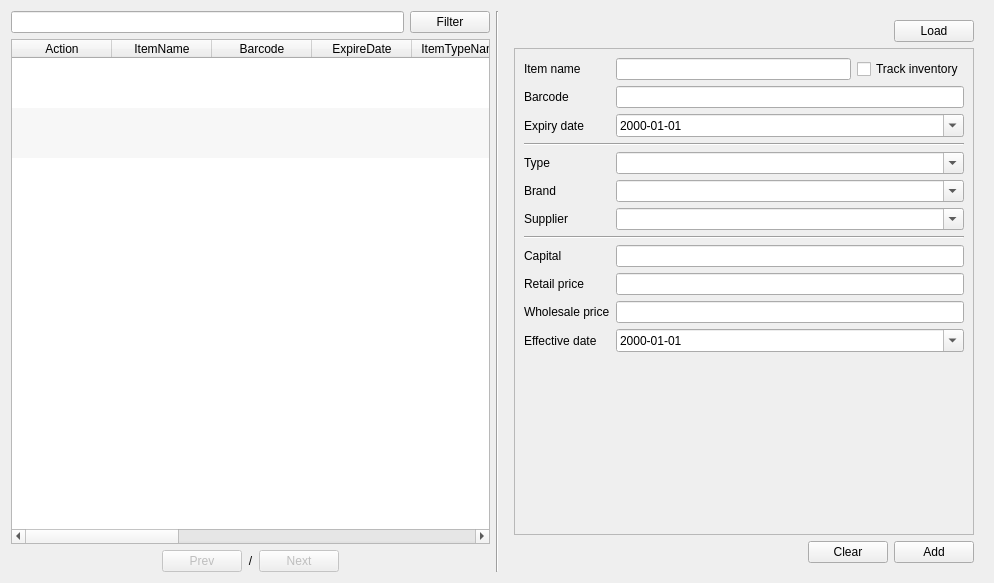
Old version of the form app/views/templates/generated/ManageProduct.ui in the repository rondalefloyd/mts-pos.
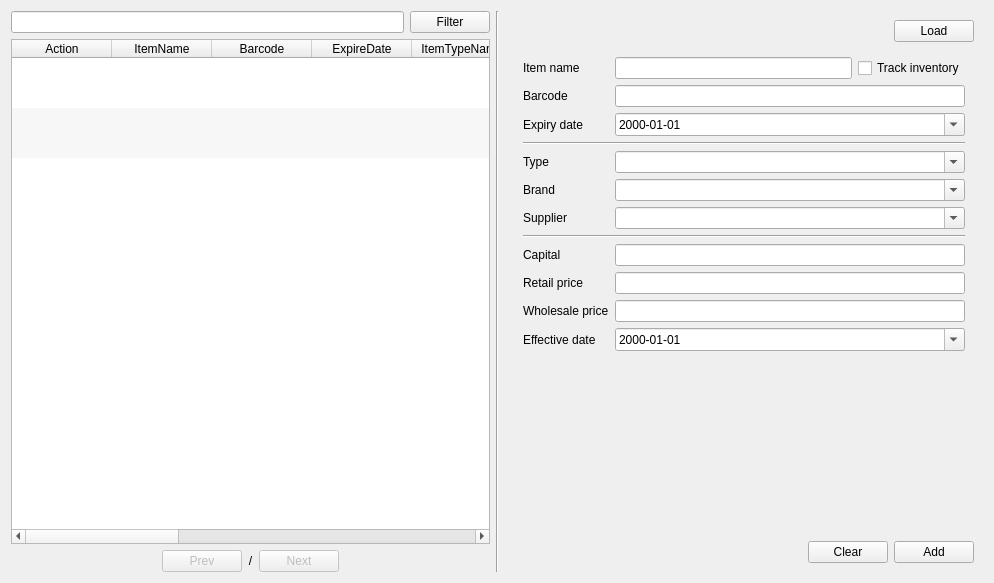
New version of the form.

Diff of the .ui file:
```diff
--- a/app/views/templates/generated/ManageProduct.ui
+++ b/app/views/templates/generated/ManageProduct.ui
@@ -236,6 +236,18 @@
       </size>
      </property>
      <layout class="QVBoxLayout" name="verticalLayout_2">
+      <property name="leftMargin">
+       <number>9</number>
+      </property>
+      <property name="topMargin">
+       <number>9</number>
+      </property>
+      <property name="rightMargin">
+       <number>9</number>
+      </property>
+      <property name="bottomMargin">
+       <number>9</number>
+      </property>
       <item>
        <layout class="QHBoxLayout" name="horizontalLayout_5">
         <item>
@@ -262,6 +274,9 @@
       </item>
       <item>
        <widget class="QScrollArea" name="scrollArea">
+        <property name="frameShape">
+         <enum>QFrame::NoFrame</enum>
+        </property>
         <property name="widgetResizable">
          <bool>true</bool>
         </property>
@@ -270,8 +285,8 @@
           <rect>
            <x>0</x>
            <y>0</y>
-           <width>460</width>
-           <height>483</height>
+           <width>462</width>
+           <height>485</height>
           </rect>
          </property>
          <layout class="QFormLayout" name="formLayout">
```
